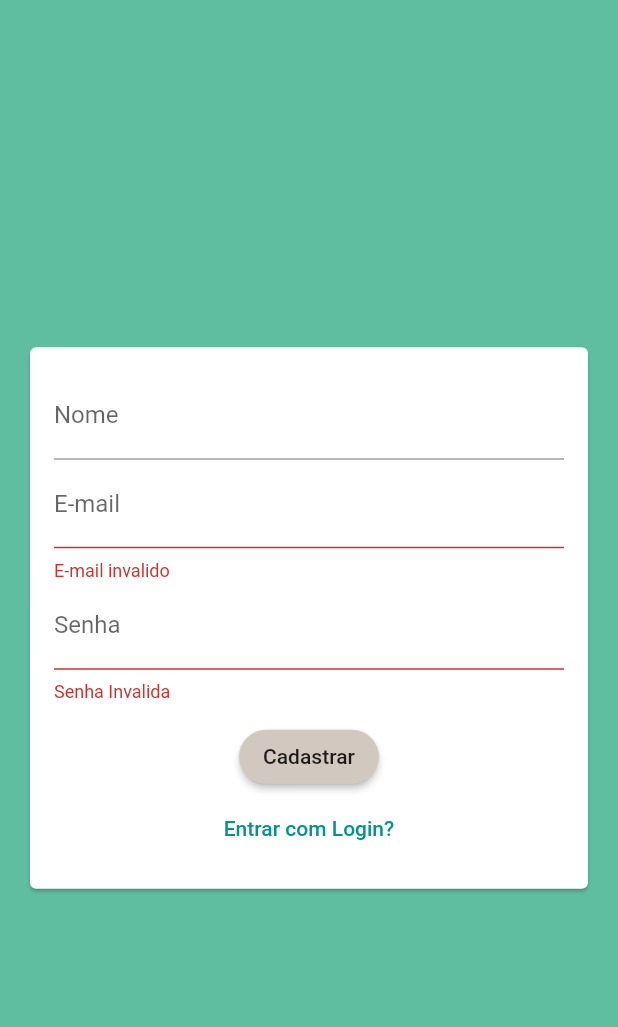
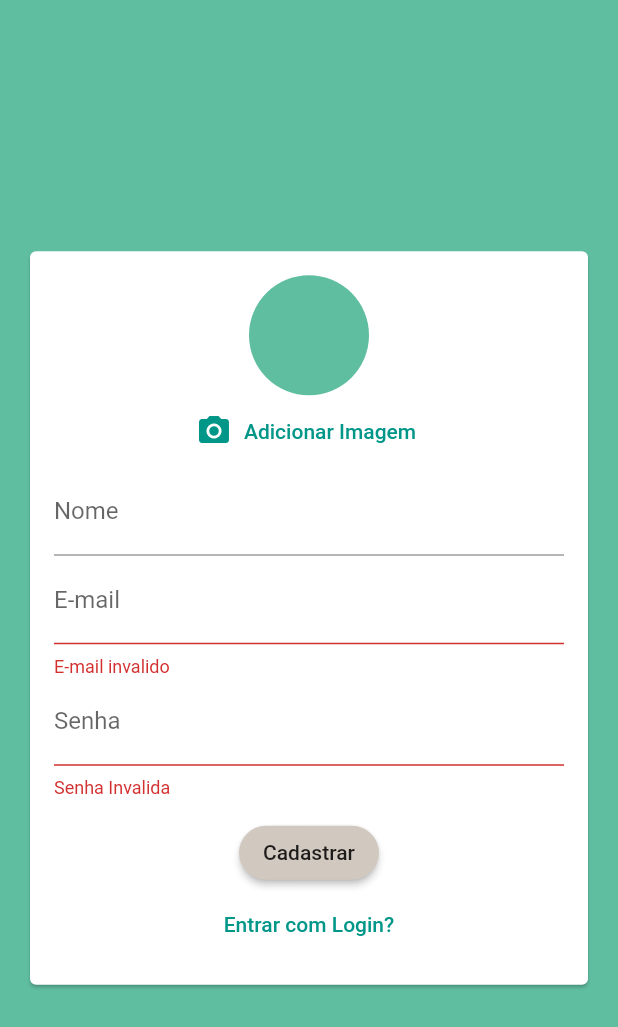
Before and after one commit to maurojohann/chat_flutter, a Flutter app: the screen it shows after launch, after a tap on "Entrar", after a tap on "Criar Uma Nova Conta?", on a phone screen of 412 x 824 dp. Shown: the top 1027 px of the screen. Run offline on Flutter 3.47's test engine with Material 2 defaults, Android fonts, the phone set to English and light mode, and no system bars; our stand-ins replace cloud_firestore, firebase_auth, firebase_storage, image_picker; accounts and stored records are empty.

Commit message:
Save Image on Firebase storage

```diff
--- a/lib/models/auth_data.dart
+++ b/lib/models/auth_data.dart
@@ -1,3 +1,5 @@
+import 'dart:io';
+
 enum AuthMode {
   LOGIN,
   SIGNUP,
@@ -7,6 +9,7 @@ class AuthData {
   String name;
   String email;
   String password;
+  File image;
   AuthMode _mode = AuthMode.LOGIN;
 
   bool get isSignup {
--- a/lib/screens/chat_screen.dart
+++ b/lib/screens/chat_screen.dart
@@ -1,7 +1,6 @@
-import 'package:chat_flutter/utils/default_colors.dart';
 import 'package:chat_flutter/widget/messages.dart';
 import 'package:chat_flutter/widget/new_message.dart';
-import 'package:cloud_firestore/cloud_firestore.dart';
+
 import 'package:firebase_auth/firebase_auth.dart';
 import 'package:flutter/material.dart';
 
--- a/lib/widget/auth_form.dart
+++ b/lib/widget/auth_form.dart
@@ -1,4 +1,7 @@
+import 'dart:io';
+
 import 'package:chat_flutter/models/auth_data.dart';
+import 'package:chat_flutter/widget/user_image_picker.dart';
 import 'package:flutter/material.dart';
 
 class AuthForm extends StatefulWidget {
@@ -16,10 +19,20 @@ class _AuthFormState extends State<AuthForm> {
   _submit() {
     bool isValid = _formKey.currentState.validate();
     FocusScope.of(context).unfocus();
-
+    if (_authData.image == null && _authData.isSignup) {
+      Scaffold.of(context).showSnackBar(SnackBar(
+        content: Text('Adicione imagem do perfil'),
+        backgroundColor: Theme.of(context).errorColor,
+      ));
+      return;
+    }
     if (isValid) {
       widget.onSubmit(_authData);
     }
+  }
+
+  void _handlePickedImage(File image) {
+    _authData.image = image;
   }
 
   @override
@@ -34,6 +47,7 @@ class _AuthFormState extends State<AuthForm> {
               key: _formKey,
               child: Column(
                 children: [
+                  if (_authData.isSignup) UserImagePicker(_handlePickedImage),
                   if (_authData.isSignup)
                     TextFormField(
                       key: ValueKey('name'),
--- a/lib/widget/messages.dart
+++ b/lib/widget/messages.dart
@@ -33,6 +33,7 @@ class Messages extends StatelessWidget {
                 chatDocs[index]['text'],
                 chatDocs[index]['userName'],
                 chatDocs[index]['userId'] == userSnapshot.data.uid,
+                chatDocs[index]['userImage'],
                 key: ValueKey(chatDocs[index].documentID),
               ),
             );
--- a/lib/widget/new_message.dart
+++ b/lib/widget/new_message.dart
@@ -24,6 +24,7 @@ class _NewMessageState extends State<NewMessage> {
       'createdAt': Timestamp.now(),
       'userId': user.uid,
       'userName': userData['name'],
+      'userImage': userData['imageUrl'],
     });
 
     _controller.clear();
--- /dev/null
+++ b/lib/widget/user_image_picker.dart
@@ -0,0 +1,50 @@
+import 'dart:io';
+
+import 'package:chat_flutter/utils/default_colors.dart';
+import 'package:flutter/material.dart';
+import 'package:image_picker/image_picker.dart';
+
+class UserImagePicker extends StatefulWidget {
+  final Function(File pickedImage) onImagePick;
+
+  UserImagePicker(this.onImagePick);
+  @override
+  _UserImagePickerState createState() => _UserImagePickerState();
+}
+
+class _UserImagePickerState extends State<UserImagePicker> {
+  File _pickedImageFile;
+
+  Future _pickImage() async {
+    final picker = ImagePicker();
+    final PickedFile _pickedImage = await picker.getImage(
+      source: ImageSource.camera,
+      imageQuality: 50,
+      maxWidth: 150,
+    );
+    setState(() {
+      _pickedImageFile = File(_pickedImage.path);
+    });
+    widget.onImagePick(_pickedImageFile);
+  }
+
+  @override
+  Widget build(BuildContext context) {
+    return Column(
+      children: [
+        CircleAvatar(
+          radius: 40,
+          backgroundColor: DefaultColors.PRIMARY,
+          backgroundImage:
+              _pickedImageFile != null ? FileImage(_pickedImageFile) : null,
+        ),
+        FlatButton.icon(
+          textColor: Theme.of(context).primaryColor,
+          label: Text('Adicionar Imagem'),
+          icon: Icon(Icons.photo_camera),
+          onPressed: _pickImage,
+        )
+      ],
+    );
+  }
+}
--- a/pubspec.yaml
+++ b/pubspec.yaml
@@ -25,6 +25,8 @@ dependencies:
     sdk: flutter
   cloud_firestore: ^0.13.7
   firebase_auth: ^0.16.1
+  image_picker: ^0.6.7+17
+  firebase_storage: ^3.1.6
 
   # The following adds the Cupertino Icons font to your application.
   # Use with the CupertinoIcons class for iOS style icons.
```
Also changed, not shown: lib/screens/auth_screen.dart (+12 -0 lines), lib/widget/message_bubble.dart (+33 -10 lines), pubspec.lock.
